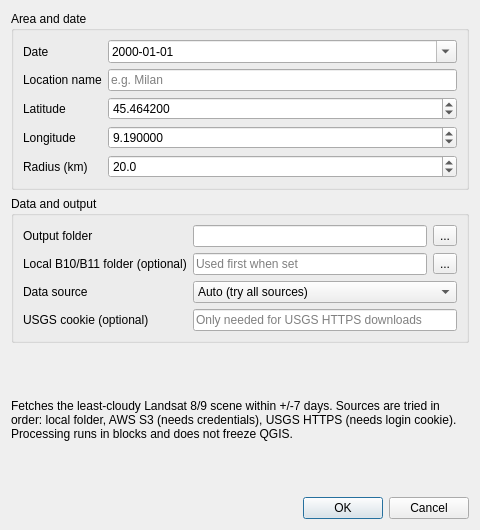
The window that uhi_landsat/uhi_dialog.ui (krishnaduttPanchagnula/qgis-urban-heat-island) describes before a commit, drawn with Qt 5.
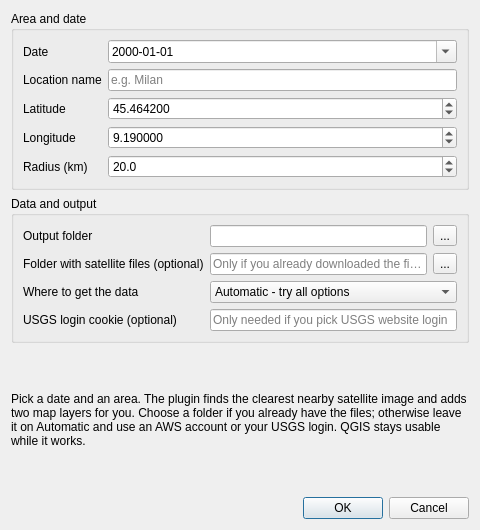
The same window after the commit.

Diff of the .ui file:
```diff
--- a/uhi_landsat/uhi_dialog.ui
+++ b/uhi_landsat/uhi_dialog.ui
@@ -32,18 +32,18 @@
      <layout class="QFormLayout" name="formLayout_2">
       <item row="0" column="0"><widget class="QLabel" name="labelOutput"><property name="text"><string>Output folder</string></property></widget></item>
       <item row="0" column="1"><layout class="QHBoxLayout" name="hLayout"><item><widget class="QLineEdit" name="leOutputDir"/></item><item><widget class="QToolButton" name="tbOutputDir"><property name="text"><string>...</string></property></widget></item></layout></item>
-      <item row="1" column="0"><widget class="QLabel" name="labelLocal"><property name="text"><string>Local B10/B11 folder (optional)</string></property></widget></item>
-      <item row="1" column="1"><layout class="QHBoxLayout" name="hLayout_2"><item><widget class="QLineEdit" name="leLocalDir"><property name="placeholderText"><string>Used first when set</string></property></widget></item><item><widget class="QToolButton" name="tbLocalDir"><property name="text"><string>...</string></property></widget></item></layout></item>
-      <item row="2" column="0"><widget class="QLabel" name="labelSource"><property name="text"><string>Data source</string></property></widget></item>
-      <item row="2" column="1"><widget class="QComboBox" name="cmbSource"><item><property name="text"><string>Auto (try all sources)</string></property></item><item><property name="text"><string>Local folder</string></property></item><item><property name="text"><string>AWS S3 (requester-pays)</string></property></item><item><property name="text"><string>USGS HTTPS (login cookie)</string></property></item></widget></item>
-      <item row="3" column="0"><widget class="QLabel" name="labelCookie"><property name="text"><string>USGS cookie (optional)</string></property></widget></item>
-      <item row="3" column="1"><widget class="QLineEdit" name="leCookie"><property name="placeholderText"><string>Only needed for USGS HTTPS downloads</string></property><property name="echoMode"><enum>QLineEdit::Password</enum></property></widget></item>
+      <item row="1" column="0"><widget class="QLabel" name="labelLocal"><property name="text"><string>Folder with satellite files (optional)</string></property></widget></item>
+      <item row="1" column="1"><layout class="QHBoxLayout" name="hLayout_2"><item><widget class="QLineEdit" name="leLocalDir"><property name="placeholderText"><string>Only if you already downloaded the files</string></property></widget></item><item><widget class="QToolButton" name="tbLocalDir"><property name="text"><string>...</string></property></widget></item></layout></item>
+      <item row="2" column="0"><widget class="QLabel" name="labelSource"><property name="text"><string>Where to get the data</string></property></widget></item>
+      <item row="2" column="1"><widget class="QComboBox" name="cmbSource"><item><property name="text"><string>Automatic - try all options</string></property></item><item><property name="text"><string>Folder on my computer</string></property></item><item><property name="text"><string>AWS account (small download fee)</string></property></item><item><property name="text"><string>USGS website login</string></property></item></widget></item>
+      <item row="3" column="0"><widget class="QLabel" name="labelCookie"><property name="text"><string>USGS login cookie (optional)</string></property></widget></item>
+      <item row="3" column="1"><widget class="QLineEdit" name="leCookie"><property name="placeholderText"><string>Only needed if you pick USGS website login</string></property><property name="echoMode"><enum>QLineEdit::Password</enum></property></widget></item>
      </layout>
     </widget>
    </item>
    <item>
     <widget class="QLabel" name="labelHelp">
-     <property name="text"><string>Fetches the least-cloudy Landsat 8/9 scene within +/-7 days. Sources are tried in order: local folder, AWS S3 (needs credentials), USGS HTTPS (needs login cookie). Processing runs in blocks and does not freeze QGIS.</string></property>
+     <property name="text"><string>Pick a date and an area. The plugin finds the clearest nearby satellite image and adds two map layers for you. Choose a folder if you already have the files; otherwise leave it on Automatic and use an AWS account or your USGS login. QGIS stays usable while it works.</string></property>
      <property name="wordWrap"><bool>true</bool></property>
     </widget>
    </item>
```
